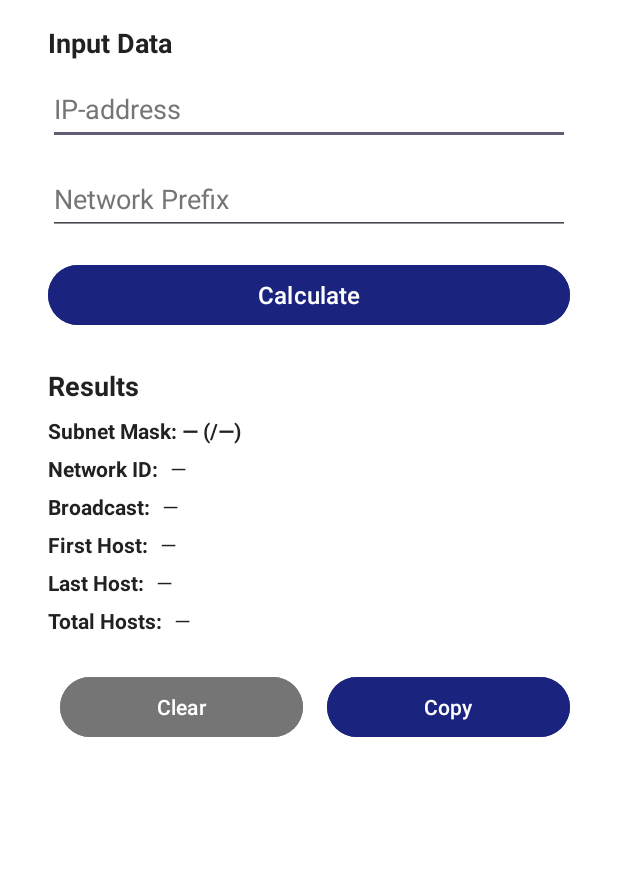
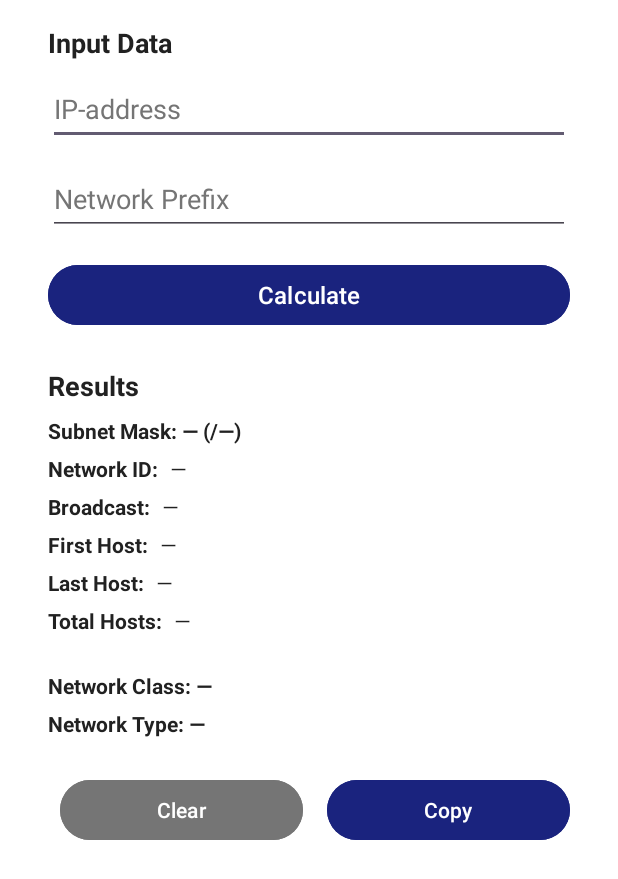
Before and after one commit to OlegTony/IP-calculator, an Android app: the screen it shows after launch (MainActivity), on a phone screen of 412 x 824 dp. Shown: the top 879 px of the screen. Run offline under Robolectric (Android 15) with nearby library versions, the phone set to English and light mode, and no system bars.

Commit message:
Commit 4: Add Network Class and RFC 1918 Private/Public IP analytics

```diff
--- a/app/src/main/res/layout/activity_main.xml
+++ b/app/src/main/res/layout/activity_main.xml
@@ -204,6 +204,46 @@
                 android:textColor="@color/text_high_contrast" />
         </LinearLayout>
 
+        <!-- Класс сети (Шаг 4) -->
+        <LinearLayout
+            android:layout_width="match_parent"
+            android:layout_height="wrap_content"
+            android:orientation="horizontal"
+            android:layout_marginBottom="6dp">
+            <TextView
+                android:id="@+id/tvNetworkClass"
+                android:layout_width="match_parent"
+                android:layout_height="wrap_content"
+                android:text="@string/label_network_class"
+                android:textStyle="bold"
+                android:textColor="@color/text_high_contrast"
+                android:maxLines="1"
+                android:autoSizeTextType="uniform"
+                android:autoSizeMinTextSize="11sp"
+                android:autoSizeMaxTextSize="14sp"
+                android:autoSizeStepGranularity="1sp" />
+        </LinearLayout>
+
+        <!-- Тип сети: Приватная / Публичная (Шаг 4) -->
+        <LinearLayout
+            android:layout_width="match_parent"
+            android:layout_height="wrap_content"
+            android:orientation="horizontal"
+            android:layout_marginBottom="24dp">
+            <TextView
+                android:id="@+id/tvNetworkType"
+                android:layout_width="match_parent"
+                android:layout_height="wrap_content"
+                android:text="@string/label_network_type"
+                android:textStyle="bold"
+                android:textColor="@color/text_high_contrast"
+                android:maxLines="1"
+                android:autoSizeTextType="uniform"
+                android:autoSizeMinTextSize="11sp"
+                android:autoSizeMaxTextSize="14sp"
+                android:autoSizeStepGranularity="1sp" />
+        </LinearLayout>
+
         <!-- Ряд с кнопками Очистить и Копировать с авторазмером шрифта -->
         <LinearLayout
             android:layout_width="match_parent"
--- a/app/src/main/res/values/strings.xml
+++ b/app/src/main/res/values/strings.xml
@@ -18,7 +18,6 @@
 
     <!-- Placeholder for empty results -->
     <string name="default_placeholder">—</string>
-    <!-- Добавь это в самый конец существующего файла перед тегом </resources> -->
     <string name="error_empty_fields">Please fill in all fields!</string>
     <string name="error_invalid_prefix">Prefix must be between 0 and 32!</string>
     <string name="error_invalid_ip">Invalid IP address format!</string>
@@ -27,4 +26,11 @@
     <string name="btn_copy">Copy</string>
     <string name="msg_copied">Results copied to clipboard!</string>
     <string name="msg_nothing_to_copy">No results to copy. Calculate first!</string>
+
+    <!-- Analytics section -->
+    <string name="label_network_class">Network Class: %1$s</string>
+    <string name="label_network_type">Network Type: %1$s</string>
+    <string name="type_private">Private (RFC 1918)</string>
+    <string name="type_public">Public</string>
+
 </resources>
```
Also changed, not shown: app/src/main/java/com/oleg/ipcalculator/MainActivity.kt (+40 -7 lines), 1 other file.
